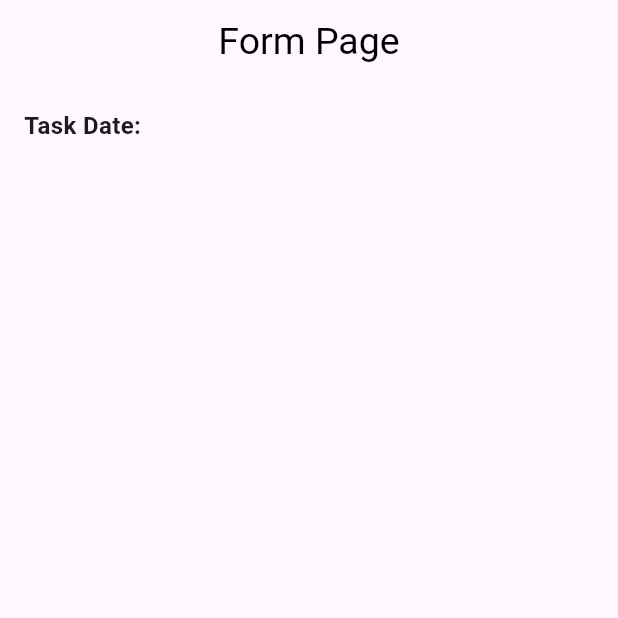
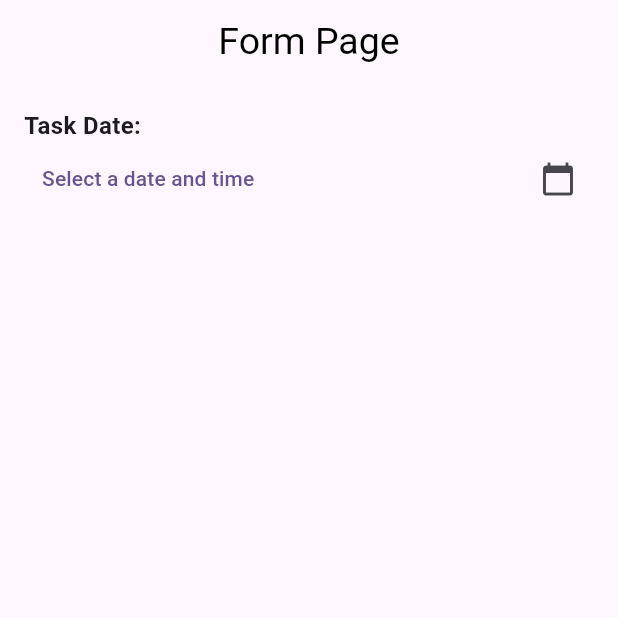
Before and after one commit to nauvalachid/TodoApp_0117, a Flutter app: the screen it shows after launch, on a phone screen of 412 x 824 dp, the top half of it. Run offline on Flutter 3.47's test engine with Material 3 defaults, Android fonts, the phone set to English and light mode, and no system bars; Roboto replaces fonts that are missing (Poppins).

Commit message:
bagian form - pemilihan tanggal

```diff
--- a/lib/todoapp.dart
+++ b/lib/todoapp.dart
@@ -95,6 +95,21 @@ void _pickDate(BuildContext context) async {
               crossAxisAlignment: CrossAxisAlignment.start,
               children: [
                 const Text("Task Date:", style: TextStyle(fontWeight: FontWeight.bold, fontSize: 16)),
+                 Row(
+                  mainAxisAlignment: MainAxisAlignment.spaceBetween,
+                  children: [
+                    TextButton(
+                      onPressed: () => _pickDate(context),
+                      child: Text(_selectedDate == null
+                          ? "Select a date and time"
+                          : DateFormat('dd-MM-yyyy HH:mm').format(_selectedDate!)),
+                    ),
+                    IconButton(
+                      icon: const Icon(Icons.calendar_today),
+                      onPressed: () => _pickDate(context),
+                    ),
+                  ],
+                ),
               ],
             ),
           ),
```
